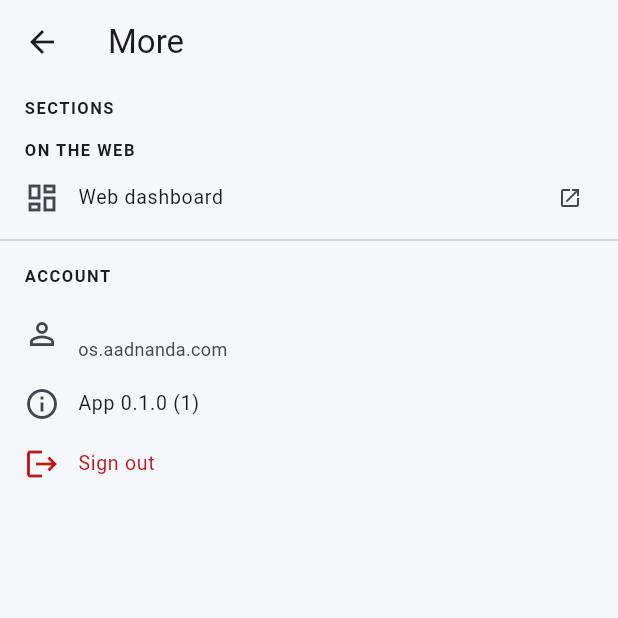
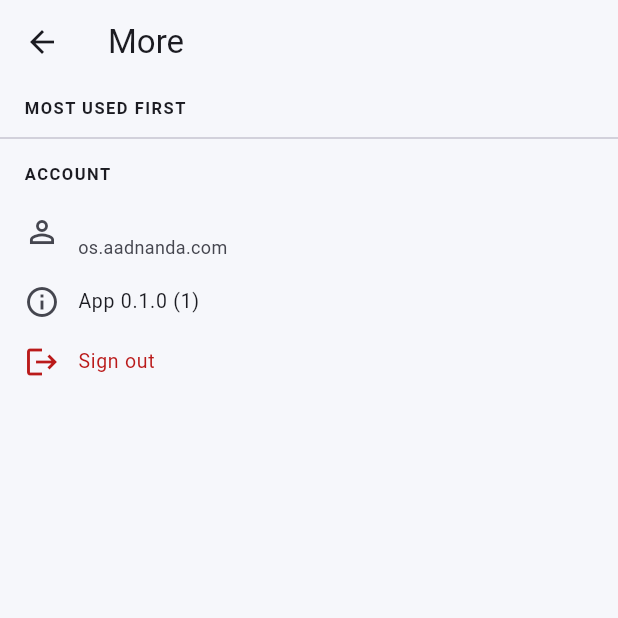
Before and after one commit to ssnanda/AadOS, a Flutter app: the MoreScreen screen opened directly, on a phone screen of 412 x 824 dp, the top half of it. Run offline on Flutter 3.47's test engine with Material 3 defaults, Android fonts, the phone set to English and light mode, and no system bars; our stand-ins replace flutter_secure_storage, package_info_plus, sensors_plus, shared_preferences, webview_flutter; missing offline and left inert: app_badge_plus; accounts and stored records are empty; network calls fail.

Commit message:
chore(release): v0.1.120 [skip ci]

```diff
--- a/apps/mobile/lib/more/more_screen.dart
+++ b/apps/mobile/lib/more/more_screen.dart
@@ -1,59 +1,127 @@
+import 'dart:convert';
+
 import 'package:flutter/material.dart';
 import 'package:package_info_plus/package_info_plus.dart';
+import 'package:shared_preferences/shared_preferences.dart';
 
 import '../core/app_badge.dart';
 import '../core/api.dart';
 import '../core/scope.dart';
+import '../core/session.dart';
+import '../core/ui.dart';
 import '../email/inbox_controller.dart';
 import '../finance/finance_screen.dart';
 import '../messages/messages_screen.dart';
-import '../settings/settings_screen.dart';
+import '../settings/emails_settings.dart';
+import '../settings/family_settings.dart';
+import '../settings/general_settings.dart';
+import '../settings/integration_settings.dart';
+import '../settings/settings_api.dart';
+import '../settings/views_settings.dart';
 import '../shared/shared_screen.dart';
 import 'web_section_screen.dart';
 
-/// Native sections (Calendar and Asana are bottom tabs). Each needs the same permission as on the web.
-final native = <(IconData, String, String, Widget Function(Api))>[
-  (Icons.sms_outlined, 'Messages', 'messages', (api) => MessagesScreen(api: api)),
-  (Icons.account_balance_outlined, 'Finance', 'finance', (api) => FinanceScreen(api: api)),
-  (Icons.move_to_inbox_outlined, 'Shared mailboxes', 'emails', (api) => SharedBoxesScreen(api: api)),
+/// One More entry. `permission` '' = everyone; `owner` = owner only (the Settings pages).
+class _Entry {
+  const _Entry(this.id, this.icon, this.title, this.subtitle, this.build, {this.permission = '', this.owner = false});
+  final String id, title, subtitle, permission;
+  final IconData icon;
+  final bool owner;
+  final Widget Function(Session) build;
+}
+
+/// Everything in More: sections (Calendar and Asana are bottom tabs) and the Settings pages, in one list.
+/// The order is the starting order; after that, entries move up the more often they are opened on this phone.
+final _entries = <_Entry>[
+  _Entry('rules', Icons.rule, 'Rules', 'Suggestions, AadOS rules, Gmail filters', (s) => WebSectionScreen(session: s, title: 'Rules', path: '/settings/rules'), owner: true),
+  _Entry('shared', Icons.move_to_inbox_outlined, 'Shared mailboxes', '', (s) => SharedBoxesScreen(api: s.api), permission: 'emails'),
+  _Entry('messages', Icons.sms_outlined, 'Messages', '', (s) => MessagesScreen(api: s.api), permission: 'messages'),
+  _Entry('finance', Icons.account_balance_outlined, 'Finance', '', (s) => FinanceScreen(api: s.api), permission: 'finance'),
+  _Entry('emails', Icons.mail_outline, 'Emails & Calendar', 'Accounts and connections', (_) => const EmailSettingsScreen(), owner: true),
+  _Entry('views', Icons.view_agenda_outlined, 'Email views', '', (_) => const ViewsSettingsScreen(), owner: true),
+  _Entry('general', Icons.tune, 'General', 'Time zone, password, sessions', (_) => const GeneralSettingsScreen(), owner: true),
+  _Entry('family', Icons.family_restroom, 'Family', '', (_) => const FamilySettingsScreen(), owner: true),
+  _Entry('messages-settings', Icons.settings_outlined, 'Messages settings', 'BlueBubbles server', (_) => const MessagesSettingsScreen(), owner: true),
+  _Entry('ai', Icons.auto_awesome_outlined, 'AI', 'AJMCP gateway, triage', (_) => const AiSettingsScreen(), owner: true),
+  _Entry('storage', Icons.inventory_2_outlined, 'Storage', 'Documents bucket', (_) => const StorageSettingsScreen(), owner: true),
 ];
 
-/// Sections that are not native yet open from the web app (signed in).
-const sections = [
-  (Icons.contacts_outlined, 'Contacts', '/contacts', 'contacts'),
-  (Icons.description_outlined, 'Documents', '/documents', 'documents'),
-  (Icons.auto_awesome_outlined, 'Assistant', '/assistant', 'assistant'),
-  (Icons.wb_sunny_outlined, 'Briefing', '/briefing', 'assistant'),
-  (Icons.dashboard_outlined, 'Web dashboard', '/', ''),
-];
+class MoreScreen extends StatefulWidget {
+  const MoreScreen({super.key});
+  @override
+  State<MoreScreen> createState() => _MoreScreenState();
+}
 
-class MoreScreen extends StatelessWidget {
-  const MoreScreen({super.key});
+class _MoreScreenState extends State<MoreScreen> {
+  static const _key = 'more.usage.v1';
+  Map<String, int> _uses = {};
+  String _mailWarning = ''; // accounts that need reconnecting (shown on Emails & Calendar)
+
+  @override
+  void initState() {
+    super.initState();
+    _loadUses();
+    WidgetsBinding.instance.addPostFrameCallback((_) => _loadMail());
+  }
+
+  Future<void> _loadUses() async {
+    final raw = (await SharedPreferences.getInstance()).getString(_key);
+    if (raw == null || !mounted) return;
+    try {
+      setState(() => _uses = (jsonDecode(raw) as Map).map((k, v) => MapEntry('$k', (v as num).toInt())));
+    } catch (_) {/* start fresh */}
+  }
+
+  Future<void> _loadMail() async {
+    final s = SessionScope.read(context);
+    if (!(s.user?.owner ?? false)) return;
+    try {
+      final d = await SettingsApi(s).load('emails');
+      final broken = maps(d['accounts']).where((a) => str(a['lastError']).isNotEmpty).map((a) => str(a['email'])).toList();
+      if (mounted) setState(() => _mailWarning = broken.isEmpty ? '' : '${broken.length} need${broken.length == 1 ? 's' : ''} reconnecting: ${broken.join(', ')}');
+    } on ApiException {
+      // No warning shown.
+    }
+  }
+
+  Future<void> _open(_Entry e, Session s) async {
+    setState(() => _uses = {..._uses, e.id: (_uses[e.id] ?? 0) + 1});
+    (await SharedPreferences.getInstance()).setString(_key, jsonEncode(_uses));
+    if (!mounted) return;
+    await Navigator.of(context).push(MaterialPageRoute(builder: (_) => e.build(s)));
+    if (e.id == 'emails') _loadMail();
+  }
 
   @override
   Widget build(BuildContext context) {
     final session = SessionScope.of(context);
     final user = session.user;
     final t = Theme.of(context);
-    void open(String title, String path) =>
-        Navigator.of(context).push(MaterialPageRoute(builder: (_) => WebSectionScreen(session: session, title: title, path: path)));
+    final owner = user?.owner ?? false;
+    final visible = [for (final e in _entries) if (e.owner ? owner : (e.permission.isEmpty || (user?.can(e.permission) ?? true))) e];
+    // Most opened first; ties keep the starting order.
+    final order = {for (var i = 0; i < _entries.length; i++) _entries[i].id: i};
+    visible.sort((a, b) {
+      final d = (_uses[b.id] ?? 0).compareTo(_uses[a.id] ?? 0);
+      return d != 0 ? d : order[a.id]!.compareTo(order[b.id]!);
+    });
+    Widget header(String s) => Padding(padding: const EdgeInsets.fromLTRB(16, 8, 16, 4), child: Text(s, style: t.textTheme.labelSmall?.copyWith(letterSpacing: 1, fontWeight: FontWeight.w700)));
     return Scaffold(
       appBar: AppBar(title: const Text('More')),
       body: ListView(children: [
-        Padding(padding: const EdgeInsets.fromLTRB(16, 8, 16, 4), child: Text('SECTIONS', style: t.textTheme.labelSmall?.copyWith(letterSpacing: 1, fontWeight: FontWeight.w700))),
-        for (final (icon, title, permission, build) in native)
-          if (user?.can(permission) ?? true)
-            ListTile(leading: Icon(icon), title: Text(title), trailing: const Icon(Icons.chevron_right), onTap: () => Navigator.of(context).push(MaterialPageRoute(builder: (_) => build(session.api)))),
-        Padding(padding: const EdgeInsets.fromLTRB(16, 8, 16, 4), child: Text('ON THE WEB', style: t.textTheme.labelSmall?.copyWith(letterSpacing: 1, fontWeight: FontWeight.w700))),
-        for (final (icon, title, path, permission) in sections)
-          if (permission.isEmpty || (user?.can(permission) ?? true))
-            ListTile(leading: Icon(icon), title: Text(title), trailing: const Icon(Icons.open_in_new, size: 16), onTap: () => open(title, path)),
-        if (user?.owner ?? false) ...[
-          const Divider(),
-          ListTile(leading: const Icon(Icons.settings_outlined), title: const Text('Settings'), trailing: const Icon(Icons.chevron_right), onTap: () => Navigator.of(context).push(MaterialPageRoute(builder: (_) => const SettingsScreen()))),
-        ],
+        header('MOST USED FIRST'),
+        for (final e in visible)
+          ListTile(
+            leading: Icon(e.icon, color: e.id == 'emails' && _mailWarning.isNotEmpty ? t.colorScheme.error : null),
+            title: Text(e.title),
+            subtitle: e.id == 'emails' && _mailWarning.isNotEmpty
+                ? Text(_mailWarning, maxLines: 2, overflow: TextOverflow.ellipsis, style: TextStyle(color: t.colorScheme.error))
+                : e.subtitle.isEmpty ? null : Text(e.subtitle),
+            trailing: const Icon(Icons.chevron_right),
+            onTap: () => _open(e, session),
+          ),
         const Divider(),
-        Padding(padding: const EdgeInsets.fromLTRB(16, 8, 16, 4), child: Text('ACCOUNT', style: t.textTheme.labelSmall?.copyWith(letterSpacing: 1, fontWeight: FontWeight.w700))),
+        header('ACCOUNT'),
         ListTile(leading: const Icon(Icons.person_outline), title: Text(user?.name ?? 'Signed in'), subtitle: Text(Uri.parse(session.server).host)),
         FutureBuilder<PackageInfo>(
           future: PackageInfo.fromPlatform(),
--- a/charts/aados/Chart.yaml
+++ b/charts/aados/Chart.yaml
@@ -2,5 +2,5 @@ apiVersion: v2
 name: aados
 description: Private-only bootstrap services for AadOS (no public route)
 type: application
-version: "0.1.119"
-appVersion: "0.1.119"
+version: "0.1.120"
+appVersion: "0.1.120"
```
Also changed, not shown: apps/mobile/lib/email/inbox_screen.dart (+7 -0 lines), apps/mobile/lib/settings/settings_screen.dart (deleted, +0 -92 lines), 9 other files.
